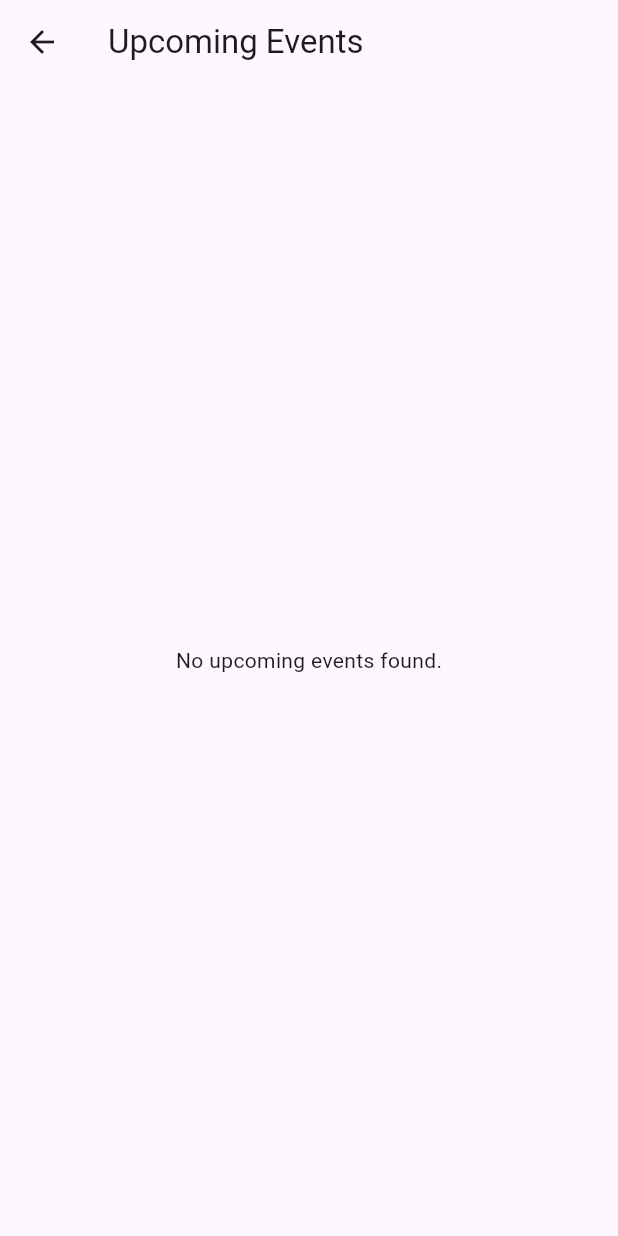
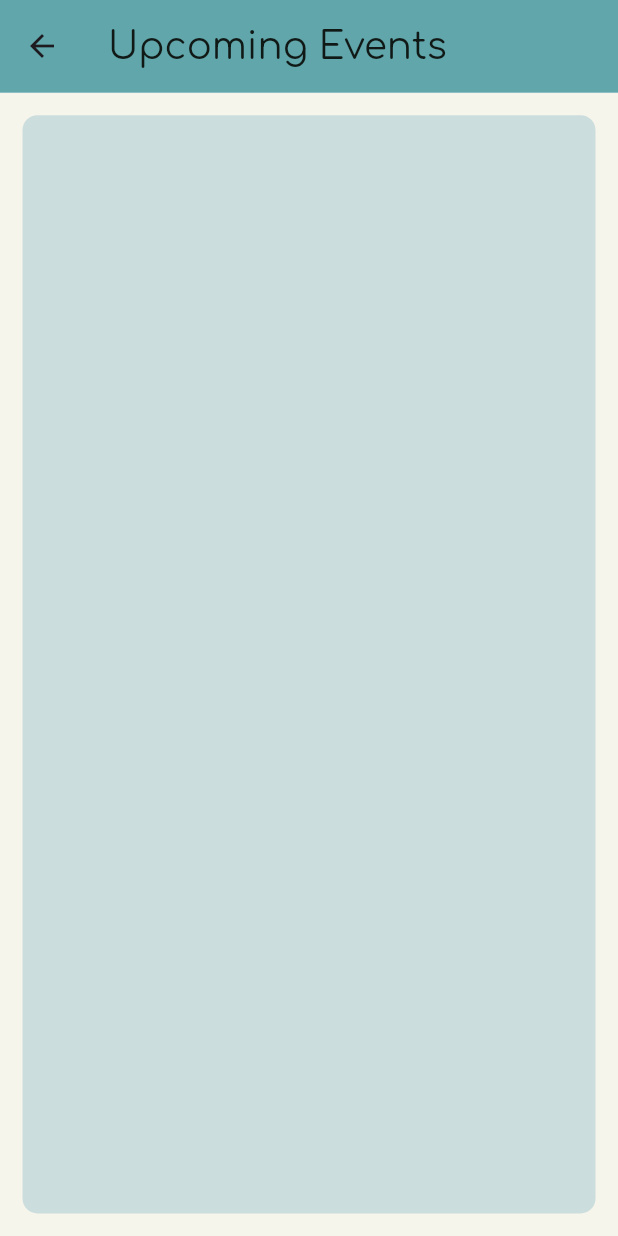
Before and after one commit to nitinjha607/leaflink-2.0, a Flutter app: the screen it shows once a user with an empty profile is signed in, item 3 of the bottom bar chosen, after a tap on the "add" icon, on a phone screen of 412 x 824 dp. Run offline on Flutter 3.47's test engine with Material 3 defaults, Android fonts, the phone set to English and light mode, and no system bars; our stand-ins replace cloud_firestore, firebase_auth, firebase_core, firebase_storage, fl_chart, google_fonts and 4 more; missing offline and left inert: flutter_share; accounts and stored records are empty.

Commit message:
Update added_events.dart

```diff
--- a/leaflink/lib/pages/added_events.dart
+++ b/leaflink/lib/pages/added_events.dart
@@ -1,128 +1,101 @@
+// ignore_for_file: library_private_types_in_public_api
+import 'package:cloud_firestore/cloud_firestore.dart';
+import 'package:firebase_core/firebase_core.dart';
 import 'package:flutter/material.dart';
-import 'package:cloud_firestore/cloud_firestore.dart';
+import 'package:google_fonts/google_fonts.dart';
 
 class AddedEventsPage extends StatefulWidget {
-  static const String routeName = 'added_events_page';
+  static const String routeName = 'added_events';
+
+  const AddedEventsPage({Key? key}) : super(key: key);
 
   @override
   _AddedEventsPageState createState() => _AddedEventsPageState();
 }
 
 class _AddedEventsPageState extends State<AddedEventsPage> {
-  late List<Event> _upcomingEvents = [];
-
-  @override
-  void initState() {
-    super.initState();
-    _fetchUpcomingEvents();
-  }
-
-  Future<void> _fetchUpcomingEvents() async {
-    try {
-      QuerySnapshot snapshot = await FirebaseFirestore.instance
-          .collection('events')
-          .orderBy('timestamp')
-          .get();
-
-      List<Event> events = snapshot.docs
-          .map((doc) => Event.fromSnapshot(doc))
-          .where((event) => event.timestamp.isAfter(DateTime.now()))
-          .toList();
-
-      setState(() {
-        _upcomingEvents = events;
-      });
-    } catch (e) {
-      print('Error fetching upcoming events: $e');
-      // Handle error fetching events
-    }
-  }
-
   @override
   Widget build(BuildContext context) {
     return Scaffold(
         appBar: AppBar(
-        title: Text('Upcoming Events'),
+          toolbarHeight: MediaQuery.of(context).size.height * 0.075,
+          title: Text("Upcoming Events",
+              style: TextStyle(
+                fontFamily: GoogleFonts.comfortaa().fontFamily,
+                fontSize: MediaQuery.of(context).size.height * 0.03,
+                color: const Color.fromRGBO(16, 25, 22, 1),
+              )),
+          backgroundColor: const Color.fromRGBO(97, 166, 171, 1),
         ),
-      body: _upcomingEvents.isEmpty
-          ? Center(
-              child: Text('No upcoming events found.'),
-            )
-          : ListView.builder(
-              itemCount: _upcomingEvents.length,
-              itemBuilder: (context, index) {
-                return ListTile(
-                  title: Text(_upcomingEvents[index].title),
-                  subtitle: Text(_upcomingEvents[index].venue),
-                  trailing: Text(
-                    '${_upcomingEvents[index].timestamp.day}/${_upcomingEvents[index].timestamp.month}/${_upcomingEvents[index].timestamp.year}',
+        body: SafeArea(
+          child: Stack(
+            children: [
+              Container(
+                  alignment: Alignment.center,
+                  height: MediaQuery.of(context).size.height,
+                  width: MediaQuery.of(context).size.width,
+                  decoration: const BoxDecoration(
+                    color: Color.fromRGBO(246, 245, 235, 1),
+                  )),
+              Container(
+                  alignment: Alignment.center,
+                  child: Container(
+                      margin: const EdgeInsets.all(15),
+                      height: MediaQuery.of(context).size.height,
+                      width: MediaQuery.of(context).size.width,
+                      decoration: const BoxDecoration(
+                        borderRadius: BorderRadius.all(Radius.circular(10)),
+                        color: Color.fromRGBO(204, 221, 221, 1),
                       ),
-                );
-              },
+                      child: Expanded(
+                        child: eventslist(),
+                      ))),
+            ],
           ),
-    );
+        ));
+
+    //navbar
   }
 }
 
-class Event {
-  final String title;
-  final String venue;
-  final DateTime timestamp;
-
-  Event({
-    required this.title,
-    required this.venue,
-    required this.timestamp,
-  });
-
-  factory Event.fromSnapshot(DocumentSnapshot snapshot) {
-    Map<String, dynamic> data = snapshot.data() as Map<String, dynamic>;
-    return Event(
-      title: data['title'] ?? '',
-      venue: data['venue'] ?? '',
-      timestamp: (data['timestamp'] as Timestamp).toDate(),
+Widget eventslist() {
+  return FutureBuilder(
+    future: Firebase.initializeApp(),
+    builder: (context, snapshot) {
+      if (snapshot.connectionState == ConnectionState.waiting) {
+        return Center(child: CircularProgressIndicator());
+      }
+      if (snapshot.hasError) {
+        return Center(child: Text('Error: ${snapshot.error}'));
+      }
+      return StreamBuilder<QuerySnapshot>(
+        stream: FirebaseFirestore.instance.collection("events").snapshots(),
+        builder: (context, snapshot) {
+          if (snapshot.connectionState == ConnectionState.waiting) {
+            return Center(child: CircularProgressIndicator());
+          }
+          if (snapshot.hasError) {
+            return Center(child: Text('Error: ${snapshot.error}'));
+          }
+          return ListView(
+            children: snapshot.data!.docs.map((doc) {
+              return Card(
+                child: ListTile(
+                  title: Text(doc['title']),
+                  subtitle: Column(
+                    crossAxisAlignment: CrossAxisAlignment.start,
+                    children: [
+                      Text(doc['venue']),
+                      Text(doc['time']), // Adding time
+                    ],
+                  ),
+                  trailing: Text(doc['date']),
+                ),
               );
-  }
-}
-
-// Other parts of your application...
-
-class MyApp extends StatelessWidget {
-  @override
-  Widget build(BuildContext context) {
-    return MaterialApp(
-      title: 'My App',
-      theme: ThemeData(
-        primarySwatch: Colors.blue,
-      ),
-      initialRoute: '/',
-      routes: {
-        '/': (context) => MyHomePage(),
-        AddedEventsPage.routeName: (context) => AddedEventsPage(),
+            }).toList(),
+          );
+        },
+      );
     },
   );
 }
-}
-
-class MyHomePage extends StatelessWidget {
-  @override
-  Widget build(BuildContext context) {
-    return Scaffold(
-      appBar: AppBar(
-        title: Text('Home'),
-      ),
-      body: Center(
-        child: ElevatedButton(
-          onPressed: () {
-            Navigator.pushNamed(context, AddedEventsPage.routeName);
-          },
-          child: Text('View Upcoming Events'),
-        ),
-      ),
-    );
-  }
-}
-
-void main() {
-  runApp(MyApp());
-}
```
Lines whose indentation alone changed are shown as unchanged.
